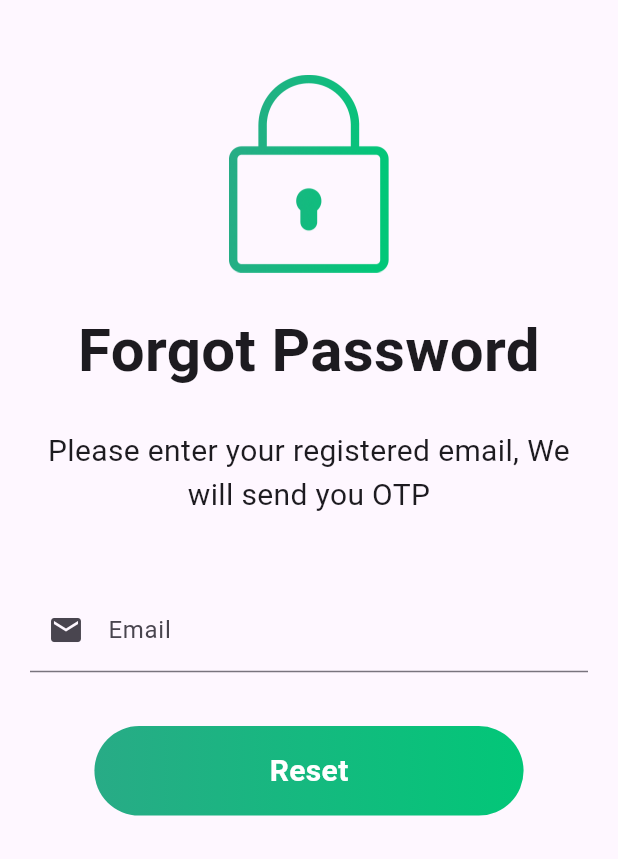
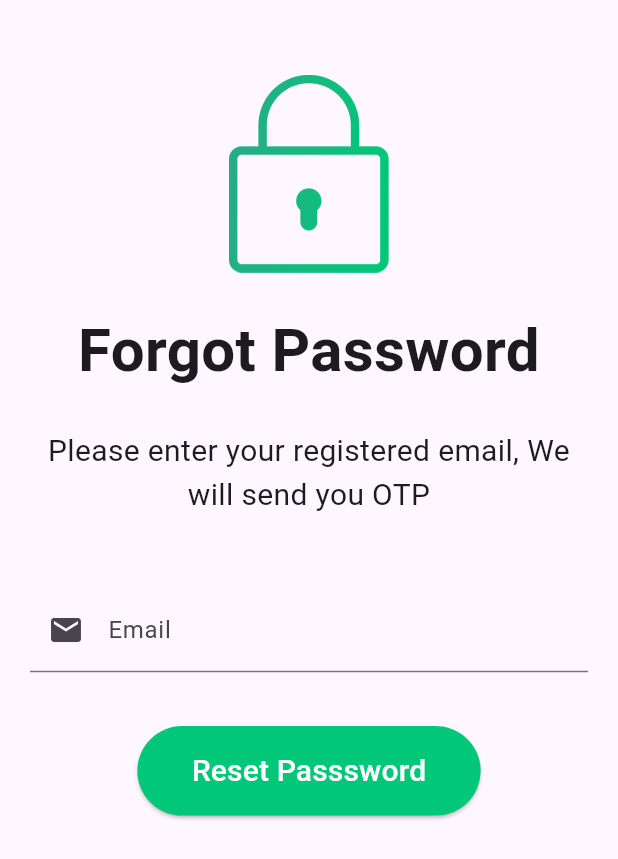
Before and after one commit to Faisal-957/firebaseapp, a Flutter app: the LoginScreen screen opened directly, after a tap on "Forgot Password", on a phone screen of 412 x 824 dp. Shown: the top 859 px of the screen. Run offline on Flutter 3.47's test engine with Material 3 defaults, Android fonts, the light colour scheme and no system bars; our stand-ins replace cloud_firestore, firebase_auth, firebase_core, flutter_screenutil, get, google_sign_in; accounts and stored records are empty; network calls fail.

Commit message:
first commit

```diff
--- a/analysis_options.yaml
+++ b/analysis_options.yaml
@@ -7,6 +7,9 @@
 
 # The following line activates a set of recommended lints for Flutter apps,
 # packages, and plugins designed to encourage good coding practices.
+analyzer:
+  errors:
+    use_build_context_synchronously: ignore
 include: package:flutter_lints/flutter.yaml
 
 linter:
--- a/lib/appbarscreen.dart
+++ b/lib/appbarscreen.dart
@@ -3,6 +3,7 @@ import 'package:widgets_practicing/Api/weatherapp.dart';
 import 'package:widgets_practicing/authscreen/homescreen.dart';
 import 'package:widgets_practicing/noteapp/add.screen.dart';
 import 'package:widgets_practicing/noteapp/noteapp.dart';
+import 'package:widgets_practicing/student_data.dart/student.dart';
 
 class Appbarscreen extends StatefulWidget {
   const Appbarscreen({super.key});
@@ -16,6 +17,7 @@ class _AppbarscreenState extends State<Appbarscreen> {
     const HomeScreen(),
     const Notehome(),
     const WeatherScreen(),
+    const StudentScreen(),
   ];
 
   int selectedIndex = 0;
@@ -69,6 +71,10 @@ class _AppbarscreenState extends State<Appbarscreen> {
             label: 'Add Note',
           ),
           BottomNavigationBarItem(icon: Icon(Icons.cloud), label: 'Weather'),
+          BottomNavigationBarItem(
+            icon: Icon(Icons.add_a_photo),
+            label: 'Student Records',
+          ),
         ],
       ),
     );
--- a/lib/authscreen/forgotpassword.dart
+++ b/lib/authscreen/forgotpassword.dart
@@ -1,7 +1,6 @@
 import 'package:firebase_auth/firebase_auth.dart';
 import 'package:flutter/material.dart';
 import 'package:flutter_screenutil/flutter_screenutil.dart';
-import 'package:widgets_practicing/authscreen/login_screen.dart';
 
 class Forgotpass extends StatefulWidget {
   const Forgotpass({super.key});
@@ -13,8 +12,12 @@ class Forgotpass extends StatefulWidget {
 class _ForgotpassState extends State<Forgotpass> {
   final TextEditingController forgotcontroller = TextEditingController();
   FirebaseAuth auth = FirebaseAuth.instance;
+  bool isloading = false;
   void forgotpass() async {
     try {
+      setState(() {
+        isloading = true;
+      });
       await FirebaseAuth.instance.sendPasswordResetEmail(
         email: forgotcontroller.text.trim(),
       );
@@ -27,6 +30,9 @@ class _ForgotpassState extends State<Forgotpass> {
         context,
       ).showSnackBar(SnackBar(content: Text(e.message ?? "Error")));
     }
+    setState(() {
+      isloading = false;
+    });
   }
 
   @override
@@ -65,7 +71,24 @@ class _ForgotpassState extends State<Forgotpass> {
                 ),
               ),
               30.verticalSpace,
-              Button(title: "Reset", onpressed: forgotpass),
+
+              SizedBox(
+                height: 50.h,
+                width: 200.w,
+                child: ElevatedButton(
+                  style: ElevatedButton.styleFrom(
+                    backgroundColor: const Color(0xff02C778),
+                  ),
+
+                  onPressed: isloading ? null : forgotpass,
+                  child: isloading
+                      ? CircularProgressIndicator()
+                      : Text(
+                          "Reset Passsword",
+                          style: TextStyle(fontSize: 20, color: Colors.white),
+                        ),
+                ),
+              ),
             ],
           ),
         ),
--- a/lib/authscreen/homescreen.dart
+++ b/lib/authscreen/homescreen.dart
@@ -20,8 +20,10 @@ class _HomeScreenState extends State<HomeScreen> {
   @override
   Widget build(BuildContext context) {
     return Scaffold(
-      appBar: AppBar(title: Text("Authentication")),
+      backgroundColor: Colors.white,
+
       body: Column(
+        mainAxisAlignment: MainAxisAlignment.center,
         children: [
           Center(
             child: TextButton(
--- a/lib/authscreen/login_screen.dart
+++ b/lib/authscreen/login_screen.dart
@@ -5,6 +5,7 @@ import 'package:flutter/material.dart';
 import 'package:flutter_screenutil/flutter_screenutil.dart';
 import 'package:get/route_manager.dart';
 import 'package:google_sign_in/google_sign_in.dart';
+import 'package:widgets_practicing/appbarscreen.dart';
 import 'package:widgets_practicing/authscreen/forgotpassword.dart';
 import 'package:widgets_practicing/authscreen/homescreen.dart';
 import 'package:widgets_practicing/authscreen/signup_screen.dart';
@@ -21,15 +22,20 @@ class _LoginScreenState extends State<LoginScreen> {
   final TextEditingController passcontroller = TextEditingController();
   final FirebaseAuth auth = FirebaseAuth.instance;
   bool isvisible = false;
+  bool isloading = false;
 
   ////////////////////////////logggin function////////////////////////////////////////////
   void login() async {
+    setState(() {
+      isloading = true;
+    });
     try {
       await auth.signInWithEmailAndPassword(
         email: logincontroller.text.trim(),
         password: passcontroller.text.trim(),
       );
-      Get.to(HomeScreen());
+
+      Get.to(Appbarscreen());
 
       ScaffoldMessenger.of(
         context,
@@ -41,6 +47,7 @@ class _LoginScreenState extends State<LoginScreen> {
           backgroundColor: Colors.red,
         ),
       );
+      isloading = false;
     }
   }
 
@@ -58,7 +65,7 @@ class _LoginScreenState extends State<LoginScreen> {
         idToken: googleAuth.idToken,
       );
       await auth.signInWithCredential(creadential);
-      Get.to(HomeScreen());
+      Get.to(Appbarscreen());
     } catch (e) {
       ScaffoldMessenger.of(
         context,
@@ -135,7 +142,16 @@ class _LoginScreenState extends State<LoginScreen> {
                 ),
               ),
               20.verticalSpace,
-              Button(title: "Log In", onpressed: login),
+              Button(
+                title: "Log In",
+                onpressed: isloading ? null : login,
+                child: isloading
+                    ? CircularProgressIndicator()
+                    : Text(
+                        "Log In",
+                        style: TextStyle(fontSize: 20, color: Colors.white),
+                      ),
+              ),
               10.verticalSpace,
               Button(
                 title: " Create an Account",
@@ -170,9 +186,15 @@ class _LoginScreenState extends State<LoginScreen> {
 
 class Button extends StatelessWidget {
   final String title;
-  final VoidCallback onpressed;
+  final Widget? child;
+  final VoidCallback? onpressed;
 
-  const Button({super.key, required this.title, required this.onpressed});
+  const Button({
+    super.key,
+    required this.title,
+    required this.onpressed,
+    this.child,
+  });
 
   @override
   Widget build(BuildContext context) {
@@ -191,7 +213,9 @@ class Button extends StatelessWidget {
           ),
         ),
         child: Center(
-          child: Text(
+          child:
+              child ??
+              Text(
                 title,
                 style: TextStyle(
                   fontSize: 20,
--- a/lib/authscreen/splash_screen.dart
+++ b/lib/authscreen/splash_screen.dart
@@ -22,10 +22,8 @@ class _SplashScreenState extends State<SplashScreen> {
       final user = FirebaseAuth.instance.currentUser;
 
       if (user != null) {
-        // user is logged in
         Get.offAll(() => Appbarscreen());
       } else {
-        // user is NOT logged in
         Get.offAll(() => LoginScreen());
       }
     });
--- a/lib/noteapp/add.screen.dart
+++ b/lib/noteapp/add.screen.dart
@@ -34,7 +34,8 @@ class NotepadScreen extends StatelessWidget {
             ),
           ],
         ),
-        body: Padding(
+        body: SafeArea(
+          child: Padding(
             padding: const EdgeInsets.all(8.0),
             child: Column(
               children: [
@@ -75,6 +76,7 @@ class NotepadScreen extends StatelessWidget {
             ),
           ),
         ),
+      ),
     );
   }
 }
--- a/lib/noteapp/models.dart
+++ /dev/null
@@ -1,6 +0,0 @@
-class Notepad {
-  String title;
-  String description;
-
-  Notepad({required this.title, required this.description});
-}
--- a/lib/noteapp/noteapp.dart
+++ b/lib/noteapp/noteapp.dart
@@ -32,8 +32,9 @@ class Notehome extends StatelessWidget {
           centerTitle: true,
         ),
 
-        body: StreamBuilder<QuerySnapshot>(
-          stream: value.notesRef.orderBy('time', descending: true).snapshots(),
+        body: SafeArea(
+          child: StreamBuilder<QuerySnapshot>(
+            stream: value.notesRef.snapshots(),
 
             builder: (context, snapshot) {
               if (!snapshot.hasData) {
@@ -98,6 +99,7 @@ class Notehome extends StatelessWidget {
               );
             },
           ),
+        ),
 
         floatingActionButton: FloatingActionButton(
           backgroundColor: Colors.blueAccent,
--- a/lib/noteapp/noteviewmodel.dart
+++ b/lib/noteapp/noteviewmodel.dart
@@ -1,7 +1,5 @@
 import 'package:cloud_firestore/cloud_firestore.dart';
 import 'package:flutter/material.dart';
-
-import 'package:widgets_practicing/noteapp/models.dart';
 
 class NotepadViewmodel extends ChangeNotifier {
   final TextEditingController titlecontroller = TextEditingController();
@@ -20,7 +18,7 @@ class NotepadViewmodel extends ChangeNotifier {
       'title': titlecontroller.text,
       'description': descriptioncontroller.text,
 
-      'time': FieldValue.serverTimestamp(),
+      // 'time': FieldValue.serverTimestamp(),
     });
 
     titlecontroller.clear();
```
Also changed, not shown: lib/Api/weatherapp.dart (+14 -3 lines), lib/authscreen/signup_screen.dart (+15 -4 lines), lib/main.dart (+2 -6 lines), lib/student_data.dart/student.dart (added, +133 -0 lines). Lines whose indentation alone changed are shown as unchanged.
